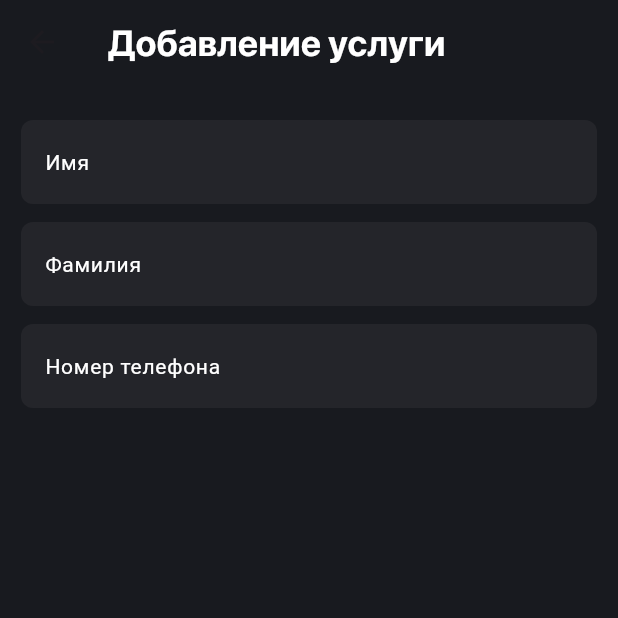
After one commit to rahimov27/a1_workspace, a Flutter app: the ServicePage screen opened directly, on a phone screen of 412 x 824 dp, the top half of it. The commit adds this screen. Run offline on Flutter 3.47's test engine with Material 3 defaults, Android fonts, the phone set to English and light mode, and no system bars; our stand-ins replace flutter_svg, persistent_bottom_nav_bar; Roboto replaces fonts that are missing (sf-regualr).

Commit message:
service page and textfield

```diff
--- /dev/null
+++ b/lib/features/service/presentation/pages/service_page.dart
@@ -0,0 +1,45 @@
+import 'package:a1_workspace/features/service/presentation/widgets/service_text_field.dart';
+import 'package:a1_workspace/shared/core/styles/app_colors.dart';
+import 'package:flutter/material.dart';
+
+class ServicePage extends StatelessWidget {
+  const ServicePage({super.key});
+
+  @override
+  Widget build(BuildContext context) {
+    return Scaffold(
+      appBar: AppBar(
+        centerTitle: false,
+        title: const Text(
+          "Добавление услуги",
+          style: TextStyle(
+            fontSize: 24,
+            fontFamily: "sf",
+            color: AppColors.mainWhite,
+          ),
+        ),
+      ),
+      body: const SafeArea(
+        child: Padding(
+          padding: EdgeInsets.symmetric(horizontal: 14),
+          child: Column(
+            children: [
+              SizedBox(height: 24),
+              ServiceTextField(
+                text: "Имя",
+              ),
+              SizedBox(height: 12),
+              ServiceTextField(
+                text: "Фамилия",
+              ),
+              SizedBox(height: 12),
+              ServiceTextField(
+                text: "Номер телефона",
+              ),
+            ],
+          ),
+        ),
+      ),
+    );
+  }
+}
--- /dev/null
+++ b/lib/features/service/presentation/widgets/service_text_field.dart
@@ -0,0 +1,39 @@
+import 'package:a1_workspace/shared/core/styles/app_colors.dart';
+import 'package:flutter/material.dart';
+
+class ServiceTextField extends StatelessWidget {
+  final String text;
+  const ServiceTextField({super.key, required this.text});
+
+  @override
+  Widget build(BuildContext context) {
+    return TextField(
+      style: const TextStyle(color: AppColors.mainWhite),
+      cursorColor: AppColors.mainRed.withOpacity(0.8),
+      decoration: InputDecoration(
+        filled: true,
+        fillColor: AppColors.mainGrey,
+        hintText: text,
+        hintStyle: const TextStyle(
+            fontFamily: "sf-regualr", fontSize: 14, color: AppColors.mainWhite),
+        focusedBorder: const OutlineInputBorder(
+          borderRadius: BorderRadius.all(
+            Radius.circular(8),
+          ),
+          borderSide: BorderSide(color: AppColors.mainRed, width: 1.5),
+        ),
+        enabledBorder: const OutlineInputBorder(
+          borderRadius: BorderRadius.all(
+            Radius.circular(8),
+          ),
+          borderSide: BorderSide(color: Colors.transparent),
+        ),
+        border: const OutlineInputBorder(
+          borderRadius: BorderRadius.all(
+            Radius.circular(8),
+          ),
+        ),
+      ),
+    );
+  }
+}
--- a/lib/main.dart
+++ b/lib/main.dart
@@ -1,4 +1,5 @@
 import 'package:a1_workspace/features/home/presentation/pages/home_page.dart';
+import 'package:a1_workspace/features/service/presentation/pages/service_page.dart';
 import 'package:a1_workspace/shared/core/styles/app_colors.dart';
 import 'package:a1_workspace/shared/theme/theme.dart';
 import 'package:flutter/material.dart';
@@ -39,7 +40,7 @@ class _MainMenuState extends State<MainMenu> {
     return [
       const HomePage(),
       const HomePage(),
-      const HomePage(),
+      const ServicePage(),
       const HomePage(),
       const HomePage(),
     ];
```
